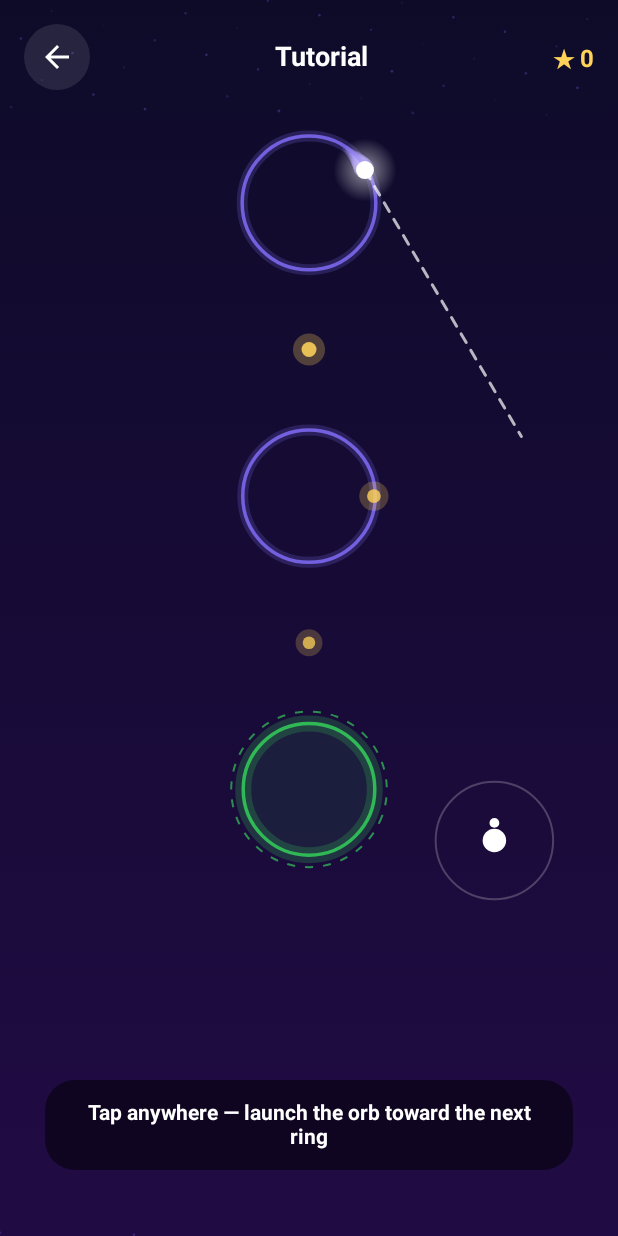
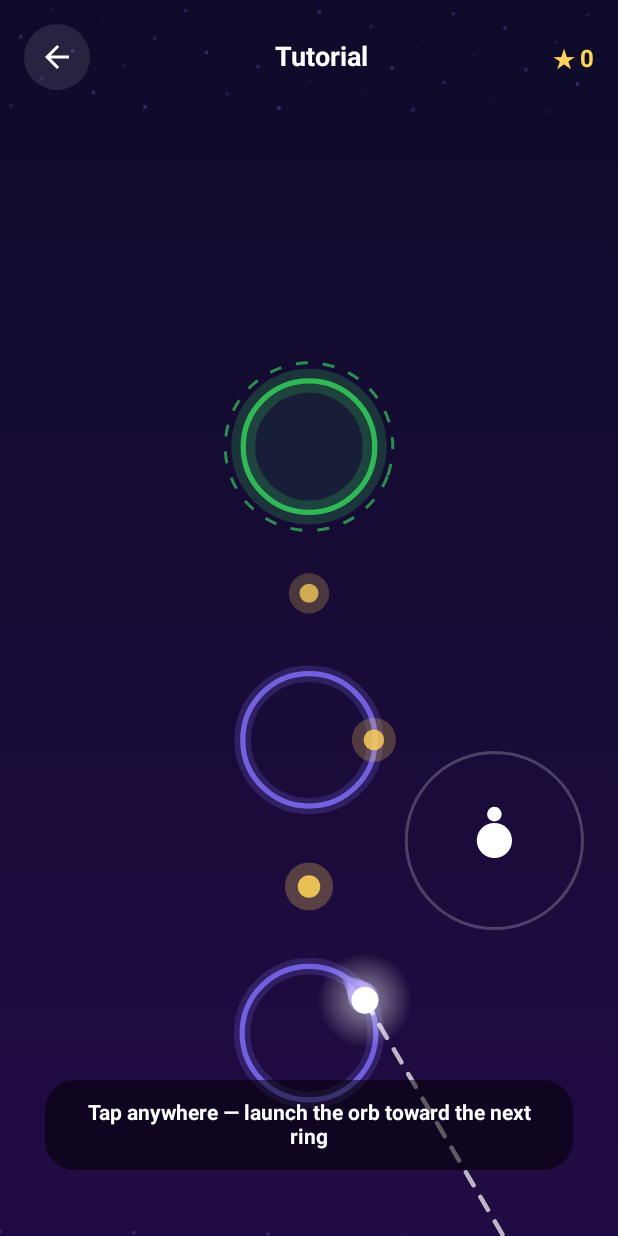
Before and after one commit to Mustafacaganhatapci/oyun, an Android app built with Jetpack Compose: the screen it shows after launch (MainActivity), on a phone screen of 412 x 824 dp. Run offline under Robolectric (Android 15) with nearby library versions, the phone set to English and light mode, and no system bars; our stand-ins replace AdMob, Firebase (no records; nobody signed in at launch, a user with empty details on screens opened directly); libraries missing offline, so code that uses them is left out: com.android.billingclient; 6 statements that could not run were skipped.

Commit message:
Flip the scene the right way up and scale points by display density
Two porting errors from SpriteKit to Compose: the normalized level space
keeps y=0 at the bottom and SpriteKit's axis points up, but the canvas
draws y-down, so every level hung from the top of the screen and endless
runs climbed downwards. scenePoint now flips into screen space and the
endless camera follows decreasing y.

Sizes were the second half of the same mistake: iOS constants are points,
and using them as raw pixels shrank the orb, lumens, strokes and effects
by the device's density (~2.6x on typical phones). The engine scales its
gameplay distances (orb radius, collect distance, bounds margin) and the
canvas scales every fixed-size visual by density.

Co-Authored-By: Claude Opus 4.8 <noreply@anthropic.com>
Claude-Session: https://claude.ai/code/session_01W2dPusUGVNgpj9cyhVDhwZ

```diff
--- a/android/app/src/main/java/com/caganhatapci/orbeon/game/GameEngine.kt
+++ b/android/app/src/main/java/com/caganhatapci/orbeon/game/GameEngine.kt
@@ -45,12 +45,16 @@ class GameEngine(
     val mode: GameMode,
     var onEvent: ((GameEvent) -> Unit)? = null
 ) {
-    // MARK: Ayar sabitleri — iOS ile aynı
+    // MARK: Ayar sabitleri — iOS ile aynı (puntolar yoğunlukla ölçeklenir)
     private val flightSpeedFactor = 1.55f   // ekran genişliği / sn
-    private val orbRadiusPx = 9f
-    private val collectDistance = 26f
     private val maxFlightTime = 4.0
     private val respawnDelay = 0.55
+
+    /** Ekran yoğunluğu — iOS "punto" değerlerini gerçek piksele çevirir */
+    var density = 1f
+        private set
+    val orbRadiusPx get() = 9f * density
+    private val collectDistance get() = 26f * density
 
     sealed class OrbState {
         data class Attached(val ring: Int, val angle: Float, val direction: Float) : OrbState()
@@ -163,10 +167,11 @@ class GameEngine(
 
     // MARK: Kurulum
 
-    fun resize(w: Float, h: Float) {
+    fun resize(w: Float, h: Float, screenDensity: Float = 1f) {
         val first = width == 0f
         width = w
         height = h
+        density = screenDensity
         if (first) start()
     }
 
@@ -198,7 +203,8 @@ class GameEngine(
     // MARK: Koordinat yardımcıları
 
     private fun scenePoint(p: Pt): Pair<Float, Float> =
-        Pair(p.x * playWidth + playLeft, p.y * playHeight + playBottom)
+        Pair(p.x * playWidth + playLeft,
+             height - (p.y * playHeight + playBottom))
 
     fun ringCenter(i: Int, t: Double = elapsed): Pair<Float, Float> {
         val spec = ringSpecs[i]
@@ -434,14 +440,15 @@ class GameEngine(
     private fun checkBounds() {
         val minY: Float
         val maxY: Float
+        val m = 60f * density
         if (mode is GameMode.Endless) {
-            minY = cameraY - height / 2f - 80f
-            maxY = cameraY + height / 2f + 80f
+            minY = cameraY - height / 2f - m - 20f
+            maxY = cameraY + height / 2f + m + 20f
         } else {
-            minY = -60f
-            maxY = height + 60f
+            minY = -m
+            maxY = height + m
         }
-        if (orbX < -60f || orbX > width + 60f || orbY < minY || orbY > maxY) missedShot()
+        if (orbX < -m || orbX > width + m || orbY < minY || orbY > maxY) missedShot()
     }
 
     /**
@@ -587,8 +594,8 @@ class GameEngine(
     }
 
     private fun updateEndlessCamera(dt: Double) {
-        val targetY = max(orbY + height * 0.18f, height / 2f)
-        if (targetY > cameraY) {
+        val targetY = min(orbY - height * 0.18f, height / 2f)
+        if (targetY < cameraY) {
             cameraY += (targetY - cameraY) * min(1f, (dt * 4).toFloat())
         }
     }
--- a/android/app/src/main/java/com/caganhatapci/orbeon/ui/GameCanvas.kt
+++ b/android/app/src/main/java/com/caganhatapci/orbeon/ui/GameCanvas.kt
@@ -45,62 +45,63 @@ fun GameCanvas(engine: GameEngine, theme: Theme, orbStyle: OrbStyle, orbPhoto: B
 
     Canvas(Modifier.fillMaxSize()) {
         @Suppress("UNUSED_EXPRESSION") frame   // her karede yeniden çiz
-        engine.resize(size.width, size.height)
+        engine.resize(size.width, size.height, density)
         if (engine.ringSpecs.isEmpty()) return@Canvas
 
         val t = engine.elapsed.toFloat()
+        val den = density
 
         // Ölümde kısa yatay sarsıntı (iOS'taki shake)
         val shake = if (engine.shakeTime > 0f)
-            sin(engine.shakeTime * 90f) * 8f * (engine.shakeTime / 0.16f)
+            sin(engine.shakeTime * 90f) * 8f * den * (engine.shakeTime / 0.16f)
         else 0f
 
         val camShift = if (engine.mode is GameMode.Endless) size.height / 2f - engine.cameraY else 0f
 
-        drawStars(theme, t, camShift)
+        drawStars(theme, t, camShift, den)
 
         translate(left = shake, top = camShift) {
-            drawTrail(engine, theme, orbStyle)
-            drawRings(engine, theme, t)
-            drawLumens(engine, theme, t)
-            drawAimLine(engine, theme)
-            drawOrb(engine, theme, orbStyle, photoImage, t)
-            drawBursts(engine, theme)
+            drawTrail(engine, theme, orbStyle, den)
+            drawRings(engine, theme, t, den)
+            drawLumens(engine, theme, t, den)
+            drawAimLine(engine, theme, den)
+            drawOrb(engine, theme, orbStyle, photoImage, t, den)
+            drawBursts(engine, theme, den)
         }
 
-        if (engine.tapHintVisible) drawTapHint(theme, t)
+        if (engine.tapHintVisible) drawTapHint(theme, t, den)
     }
 }
 
 /** Yavaşça yukarı süzülen soluk yıldız alanı (iOS'taki stars emitter'ı). */
-private fun DrawScope.drawStars(theme: Theme, t: Float, camShift: Float) {
+private fun DrawScope.drawStars(theme: Theme, t: Float, camShift: Float, den: Float) {
     for (i in 0 until 42) {
         // Deterministik dağılım: her yıldızın kendi konumu, hızı ve parıltısı
         val seed = i * 2654435761L
         val fx = ((seed shr 8) and 0xFFFF).toFloat() / 0xFFFF
         val fy = ((seed shr 24) and 0xFFFF).toFloat() / 0xFFFF
-        val speed = 4f + fx * 6f
+        val speed = (4f + fx * 6f) * den
         val x = fx * size.width
         val y = (fy * size.height - t * speed + camShift * 0.3f).mod(size.height)
         val twinkle = 0.18f + 0.14f * sin(t * 0.8f + i)
-        val r = 1.2f + fy * 2.2f
+        val r = (1.2f + fy * 2.2f) * den
         drawCircle(theme.ring.copy(alpha = twinkle), r, Offset(x, y))
     }
 }
 
-private fun DrawScope.drawTrail(engine: GameEngine, theme: Theme, orbStyle: OrbStyle) {
+private fun DrawScope.drawTrail(engine: GameEngine, theme: Theme, orbStyle: OrbStyle, den: Float) {
     val comet = orbStyle.kind == OrbStyle.Kind.COMET
     val life = if (comet) 0.9f else 0.45f
     for (p in engine.trail) {
         val a = (1f - p.age / life).coerceIn(0f, 1f)
         if (a <= 0f) continue
-        val r = (if (comet) 7f else 5f) * a
+        val r = (if (comet) 7f else 5f) * a * den
         drawCircle(theme.accent.copy(alpha = a * 0.45f), r * 2.2f, Offset(p.x, p.y))
         drawCircle(theme.accent.copy(alpha = a * 0.8f), r, Offset(p.x, p.y))
     }
 }
 
-private fun DrawScope.drawRings(engine: GameEngine, theme: Theme, t: Float) {
+private fun DrawScope.drawRings(engine: GameEngine, theme: Theme, t: Float, den: Float) {
     val isTutorial = engine.isTutorial
     for (i in engine.ringSpecs.indices) {
         val spec = engine.ringSpecs[i]
@@ -121,17 +122,17 @@ private fun DrawScope.drawRings(engine: GameEngine, theme: Theme, t: Float) {
 
         // Dış parıltı + çizginin kendisi
         drawCircle(color.copy(alpha = 0.22f), r, c,
-            style = Stroke(width = if (spec.isGate) 16f else 11f))
-        drawCircle(color.copy(alpha = 0.9f), r, c, style = Stroke(width = 3.5f))
+            style = Stroke(width = (if (spec.isGate) 16f else 11f) * den))
+        drawCircle(color.copy(alpha = 0.9f), r, c, style = Stroke(width = 3.5f * den))
 
         if (spec.isGate) {
             drawCircle(gateColor.copy(alpha = 0.10f), r, c)
             // Yavaşça dönen kesikli dış çember (14 sn'de tam tur)
             rotate(degrees = t * (360f / 14f), pivot = c) {
                 drawCircle(
-                    gateColor.copy(alpha = 0.7f), r + 12f, c,
-                    style = Stroke(width = 2f,
-                        pathEffect = PathEffect.dashPathEffect(floatArrayOf(8f, 10f)))
+                    gateColor.copy(alpha = 0.7f), r + 12f * den, c,
+                    style = Stroke(width = 2f * den,
+                        pathEffect = PathEffect.dashPathEffect(floatArrayOf(8f * den, 10f * den)))
                 )
             }
         }
@@ -144,28 +145,28 @@ private fun DrawScope.drawRings(engine: GameEngine, theme: Theme, t: Float) {
             val box = Rect(cx - r, cy - r, cx + r, cy + r)
             drawArc(theme.hazard.copy(alpha = 0.30f), startDeg, sweepDeg, false,
                 topLeft = box.topLeft, size = Size(box.width, box.height),
-                style = Stroke(width = 15f, cap = StrokeCap.Round))
+                style = Stroke(width = 15f * den, cap = StrokeCap.Round))
             drawArc(theme.hazard, startDeg, sweepDeg, false,
                 topLeft = box.topLeft, size = Size(box.width, box.height),
-                style = Stroke(width = 7f, cap = StrokeCap.Round))
+                style = Stroke(width = 7f * den, cap = StrokeCap.Round))
         }
 
         // "Devam et ya da düş" — aktif halkada azalan süre yayı
         val attached = engine.orbState as? GameEngine.OrbState.Attached
         if (engine.dwellVisible && attached?.ring == i) {
             val frac = engine.dwellFraction
-            val rr = r + 9f
+            val rr = r + 9f * den
             drawArc(
                 if (frac < 0.3f) theme.hazard else theme.lumen.copy(alpha = 0.8f),
                 -90f, 360f * frac, false,
                 topLeft = Offset(cx - rr, cy - rr), size = Size(rr * 2, rr * 2),
-                style = Stroke(width = 3f, cap = StrokeCap.Round)
+                style = Stroke(width = 3f * den, cap = StrokeCap.Round)
             )
         }
     }
 }
 
-private fun DrawScope.drawLumens(engine: GameEngine, theme: Theme, t: Float) {
+private fun DrawScope.drawLumens(engine: GameEngine, theme: Theme, t: Float, den: Float) {
     for (i in engine.lumens.indices) {
         if (engine.lumenCollected[i]) continue
         val (x, y) = engine.lumenPoint(i)
@@ -174,13 +175,13 @@ private fun DrawScope.drawLumens(engine: GameEngine, theme: Theme, t: Float) {
         val s = 1.07f + 0.18f * phase
         val a = 0.87f + 0.13f * phase
         val c = Offset(x, y)
-        drawCircle(theme.lumen.copy(alpha = 0.30f * a), 15f * s, c)
-        drawCircle(theme.lumen.copy(alpha = a), 7f * s, c)
+        drawCircle(theme.lumen.copy(alpha = 0.30f * a), 15f * s * den, c)
+        drawCircle(theme.lumen.copy(alpha = a), 7f * s * den, c)
     }
 }
 
 /** Antrenman: küre O AN fırlatılırsa gideceği yönü gösteren kesikli çizgi. */
-private fun DrawScope.drawAimLine(engine: GameEngine, theme: Theme) {
+private fun DrawScope.drawAimLine(engine: GameEngine, theme: Theme, den: Float) {
     if (!engine.isTutorial) return
     val s = engine.orbState as? GameEngine.OrbState.Attached ?: return
     val tx = -sin(s.angle) * s.direction
@@ -190,33 +191,33 @@ private fun DrawScope.drawAimLine(engine: GameEngine, theme: Theme) {
         Color.White.copy(alpha = 0.7f),
         start = Offset(engine.orbX, engine.orbY),
         end = Offset(engine.orbX + tx * len, engine.orbY + ty * len),
-        strokeWidth = 3f,
+        strokeWidth = 3f * den,
         cap = StrokeCap.Round,
-        pathEffect = PathEffect.dashPathEffect(floatArrayOf(10f, 9f))
+        pathEffect = PathEffect.dashPathEffect(floatArrayOf(10f * den, 9f * den))
     )
 }
 
 /** Dokunuş ipucu: nabız gibi genişleyen halka + el simgesi (ilk fırlatmaya dek). */
-private fun DrawScope.drawTapHint(theme: Theme, t: Float) {
+private fun DrawScope.drawTapHint(theme: Theme, t: Float, den: Float) {
     val c = Offset(size.width * 0.80f, size.height * 0.68f)
     val cycle = (t % 1.1f) / 1.1f
-    drawCircle(Color.White.copy(alpha = 0.8f * (1f - cycle)), 34f * (1f + cycle), c,
-        style = Stroke(width = 2f))
+    drawCircle(Color.White.copy(alpha = 0.8f * (1f - cycle)), 34f * den * (1f + cycle), c,
+        style = Stroke(width = 2f * den))
     val handPulse = 1f - 0.12f * ((sin(t * 7f) + 1f) / 2f)
     scale(handPulse, pivot = c) {
-        drawCircle(Color.White, 12f, c)
-        drawCircle(Color.White, 5f, Offset(c.x, c.y - 18f))
+        drawCircle(Color.White, 12f * den, c)
+        drawCircle(Color.White, 5f * den, Offset(c.x, c.y - 18f * den))
     }
 }
 
 // MARK: Küre — seçilen stile göre çizilir (iOS setupOrb'un karşılığı)
 
 private fun DrawScope.drawOrb(
-    engine: GameEngine, theme: Theme, style: OrbStyle, photo: ImageBitmap?, t: Float
+    engine: GameEngine, theme: Theme, style: OrbStyle, photo: ImageBitmap?, t: Float, den: Float
 ) {
     if (!engine.orbVisible) return
     val c = Offset(engine.orbX, engine.orbY)
-    val r = 9f   // orbRadius
+    val r = engine.orbRadiusPx   // 9 punto × yoğunluk
 
     // Ortak parıltı havuzu
     drawCircle(Brush.radialGradient(
@@ -233,7 +234,7 @@ private fun DrawScope.drawOrb(
         OrbStyle.Kind.CRYSTAL -> rotate(t * (360f / 6f), pivot = c) {
             val p = polygonPath(c, 6, r * 1.35f)
             drawPath(p, theme.gate.copy(alpha = 0.85f))
-            drawPath(p, Color.White, style = Stroke(width = 1.5f))
+            drawPath(p, Color.White, style = Stroke(width = 1.5f * den))
         }
 
         OrbStyle.Kind.COMET -> drawCircle(Color.White, r * 0.85f, c)
@@ -243,12 +244,12 @@ private fun DrawScope.drawOrb(
             drawCircle(Color.hsv(hue, 0.7f, 1f), r, c)
         }
 
-        OrbStyle.Kind.RING -> drawCircle(theme.orb, r * 1.15f, c, style = Stroke(width = 3.5f))
+        OrbStyle.Kind.RING -> drawCircle(theme.orb, r * 1.15f, c, style = Stroke(width = 3.5f * den))
 
         OrbStyle.Kind.DIAMOND -> rotate(t * (360f / 4.5f), pivot = c) {
             val p = polygonPath(c, 4, r * 1.4f)
             drawPath(p, theme.accent)
-            drawPath(p, Color.White, style = Stroke(width = 1.5f))
+            drawPath(p, Color.White, style = Stroke(width = 1.5f * den))
         }
 
         OrbStyle.Kind.FLAME -> {
@@ -260,7 +261,7 @@ private fun DrawScope.drawOrb(
             val s = r * 1.7f
             drawRect(theme.gate, topLeft = Offset(c.x - s / 2, c.y - s / 2), size = Size(s, s))
             drawRect(Color.White, topLeft = Offset(c.x - s / 2, c.y - s / 2), size = Size(s, s),
-                style = Stroke(width = 1f))
+                style = Stroke(width = 1f * den))
         }
 
         OrbStyle.Kind.BUBBLE -> {
@@ -269,7 +270,7 @@ private fun DrawScope.drawOrb(
             val h = 1f - 0.09f * sin(t * (PI / 1.1).toFloat())
             withTransform({ scale(w, h, pivot = c) }) {
                 drawCircle(Color.White.copy(alpha = 0.32f), r * 1.1f, c)
-                drawCircle(Color.White.copy(alpha = 0.8f), r * 1.1f, c, style = Stroke(width = 1.5f))
+                drawCircle(Color.White.copy(alpha = 0.8f), r * 1.1f, c, style = Stroke(width = 1.5f * den))
             }
         }
 
@@ -303,7 +304,7 @@ private fun DrawScope.drawOrb(
 
         OrbStyle.Kind.CLOUD -> {
             val puff = Color.White.copy(alpha = 0.95f)
-            val bob = 3f * sin(t * (PI / 1.4).toFloat())
+            val bob = 3f * den * sin(t * (PI / 1.4).toFloat())
             drawCircle(puff, r * 0.85f, Offset(c.x - r * 0.55f, c.y + r * 0.15f))
             drawCircle(puff, r * 1.05f, Offset(c.x, c.y - r * 0.1f + bob))
             drawCircle(puff, r * 0.8f, Offset(c.x + r * 0.6f, c.y + r * 0.1f))
@@ -327,7 +328,7 @@ private fun DrawScope.drawOrb(
                         )
                     )
                 }
-                drawCircle(theme.orb, pr, c, style = Stroke(width = 2f))
+                drawCircle(theme.orb, pr, c, style = Stroke(width = 2f * den))
             } else {
                 drawCircle(theme.orb, r, c)
             }
@@ -335,12 +336,12 @@ private fun DrawScope.drawOrb(
     }
 }
 
-private fun DrawScope.drawBursts(engine: GameEngine, theme: Theme) {
+private fun DrawScope.drawBursts(engine: GameEngine, theme: Theme, den: Float) {
     for (b in engine.bursts) {
         if (b.age < 0f) continue   // gecikmeli kutlama parçası, sırası gelmedi
         val progress = (b.age / 0.6f).coerceIn(0f, 1f)
         val alpha = 1f - progress
-        val spread = 12f + progress * 46f
+        val spread = (12f + progress * 46f) * den
         val color = when (b.color) {
             GameEngine.FxColor.ACCENT -> theme.accent
             GameEngine.FxColor.LUMEN -> theme.lumen
@@ -350,7 +351,7 @@ private fun DrawScope.drawBursts(engine: GameEngine, theme: Theme) {
         }
         for (k in 0 until b.count) {
             val angle = (2 * PI * k / b.count).toFloat()
-            drawCircle(color.copy(alpha = alpha * 0.8f), 2.5f,
+            drawCircle(color.copy(alpha = alpha * 0.8f), 2.5f * den,
                 Offset(b.x + cos(angle) * spread, b.y + sin(angle) * spread))
         }
     }
```
